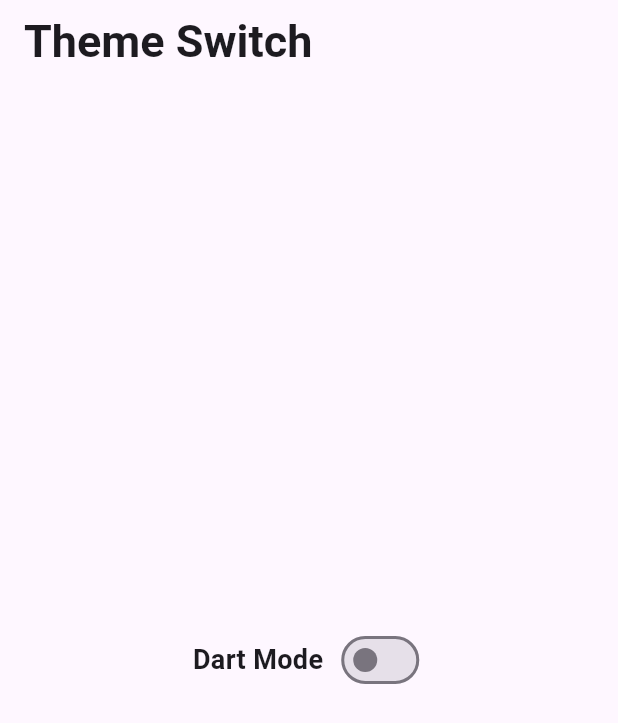
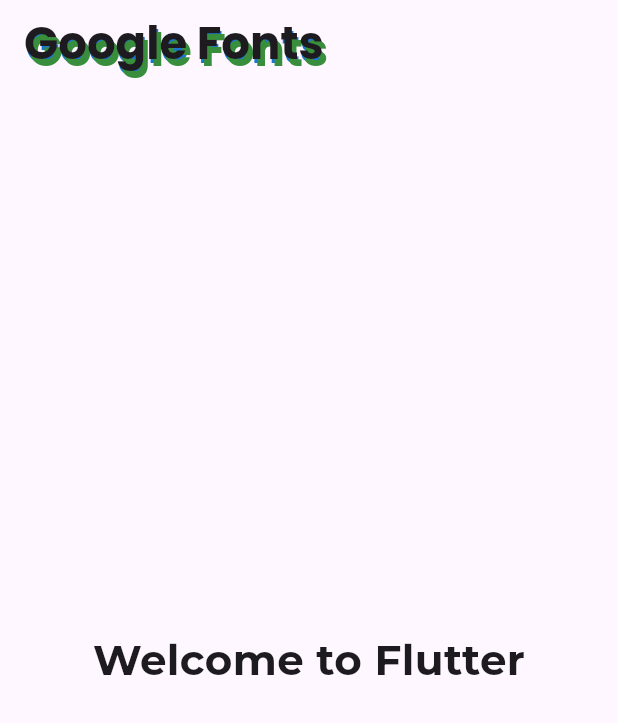
Before and after one commit to haile-12-21-23/zero_to_hero_mobile_dev, a Flutter app: the screen it shows after launch, on a phone screen of 412 x 824 dp. Shown: the top 723 px of the screen. Run offline on Flutter 3.47's test engine with Material 3 defaults, Android fonts, the phone set to English and light mode, and no system bars; our stand-ins replace google_fonts.

Commit message:
Day 22: Flutter packages.

```diff
--- /dev/null
+++ b/lib/flutter_phase/day_22_flutter_packages/flutter_packages_screen.dart
@@ -0,0 +1,42 @@
+import 'package:flutter/material.dart';
+import 'package:google_fonts/google_fonts.dart';
+
+class FlutterPackagesScreen extends StatelessWidget {
+  const FlutterPackagesScreen({super.key});
+
+  @override
+  Widget build(BuildContext context) {
+    return Scaffold(
+      appBar: AppBar(
+        title: Text(
+          "Google Fonts",
+          style: GoogleFonts.poppins(
+            fontSize: 30,
+            fontWeight: FontWeight.bold,
+            shadows: [
+              BoxShadow(
+                color: Colors.blue.shade700,
+                offset: Offset(1, 3),
+                blurStyle: BlurStyle.inner,
+              ),
+              BoxShadow(
+                color: Colors.green.shade700,
+                offset: Offset(3, 5),
+                blurStyle: BlurStyle.outer,
+              ),
+            ],
+          ),
+        ),
+      ),
+      body: Center(
+        child: Text(
+          "Welcome to Flutter",
+          style: GoogleFonts.montserrat(
+            fontSize: 28,
+            fontWeight: FontWeight.bold,
+          ),
+        ),
+      ),
+    );
+  }
+}
--- a/lib/main.dart
+++ b/lib/main.dart
@@ -8,11 +8,12 @@
 // import 'package:zero_to_hero_mobile_dev/flutter_phase/day_17_form_and_user_input/sign_up_screen.dart';
 // import 'package:zero_to_hero_mobile_dev/flutter_phase/day_18_custom_widgets/custom_widgets_screen.dart';
 // import 'package:zero_to_hero_mobile_dev/flutter_phase/day_19_list_view_and_grid_view/product_screen.dart';
-import 'package:zero_to_hero_mobile_dev/flutter_phase/day_20_image_and_assets/gallery_screen.dart';
-import 'package:zero_to_hero_mobile_dev/flutter_phase/day_21_theme/theme_screen.dart';
+// import 'package:zero_to_hero_mobile_dev/flutter_phase/day_20_image_and_assets/gallery_screen.dart';
+// import 'package:zero_to_hero_mobile_dev/flutter_phase/day_21_theme/theme_screen.dart';
+import 'package:zero_to_hero_mobile_dev/flutter_phase/day_22_flutter_packages/flutter_packages_screen.dart';
 
 void main() {
-  runApp(const ThemeScreen());
+  runApp(const MyApp());
 }
 
 class MyApp extends StatelessWidget {
@@ -27,7 +28,7 @@
 
         colorScheme: .fromSeed(seedColor: Colors.deepPurple),
       ),
-      home: GalleryScreen(),
+      home: FlutterPackagesScreen(),
     );
   }
 }
--- a/pubspec.yaml
+++ b/pubspec.yaml
@@ -34,6 +34,7 @@
   # The following adds the Cupertino Icons font to your application.
   # Use with the CupertinoIcons class for iOS style icons.
   cupertino_icons: ^1.0.8
+  google_fonts: ^8.1.0
 
 dev_dependencies:
   flutter_test:
```
Also changed, not shown: pubspec.lock, 11 other files.
